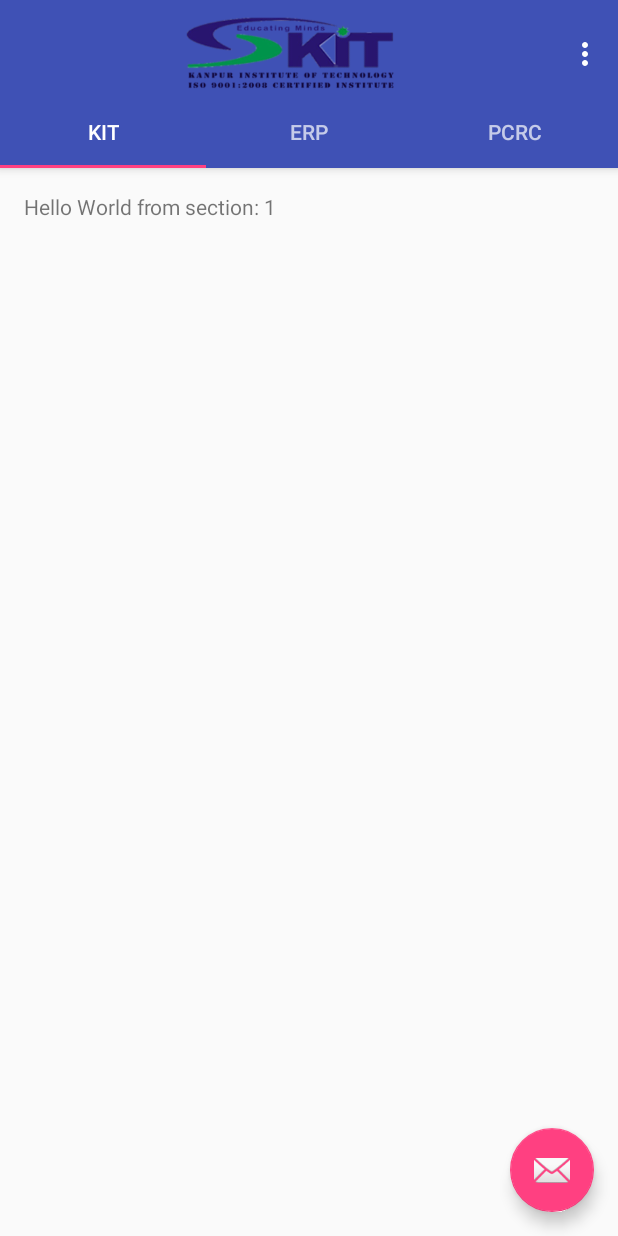
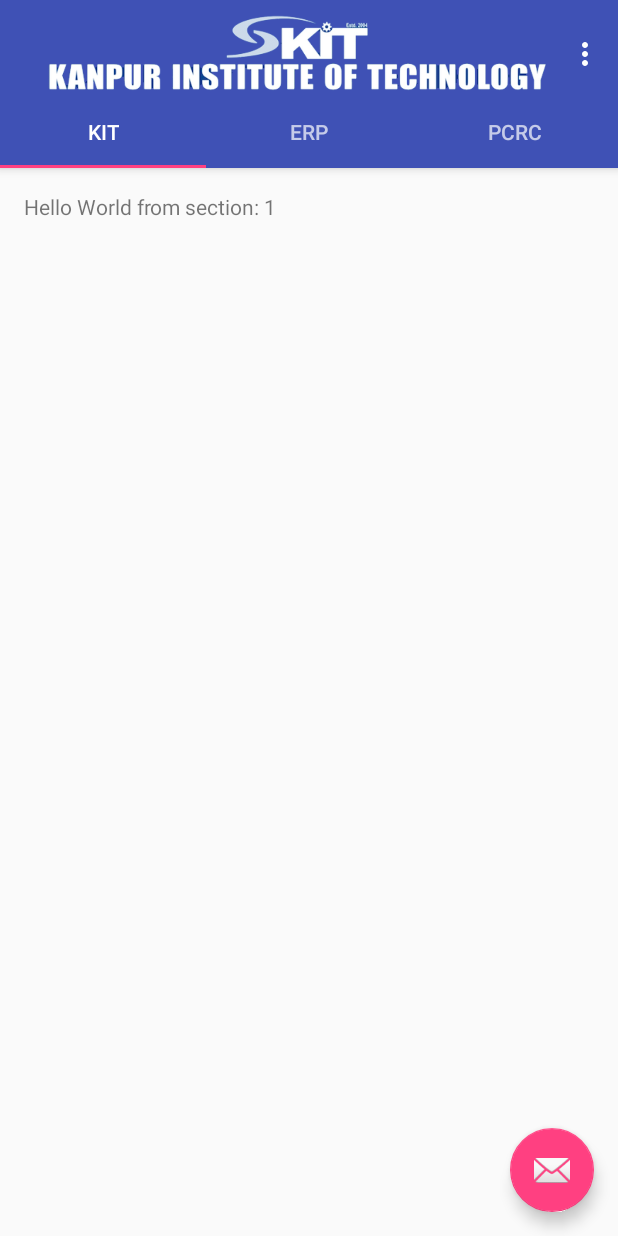
Before and after one commit to RajneeshShukla/KIT-App, an Android app: the screen it shows after launch (MainActivity), on a phone screen of 412 x 824 dp. Run offline under Robolectric (Android 15) with nearby library versions, the phone set to English and light mode, and no system bars.

Commit message:
Update actionbar

```diff
--- a/app/src/main/res/layout/activity_main.xml
+++ b/app/src/main/res/layout/activity_main.xml
@@ -27,7 +27,7 @@
             <ImageView
                 android:layout_width="fill_parent"
                 android:layout_height="fill_parent"
-                android:src="@drawable/ic_kit_logo"
+                android:src="@drawable/kit_actionbar_image"
                 android:scrollbarAlwaysDrawHorizontalTrack="true"
                />
         </android.support.v7.widget.Toolbar>
```
Also changed, not shown: app/src/main/res/drawable/kit_actionbar_image.png (added).
